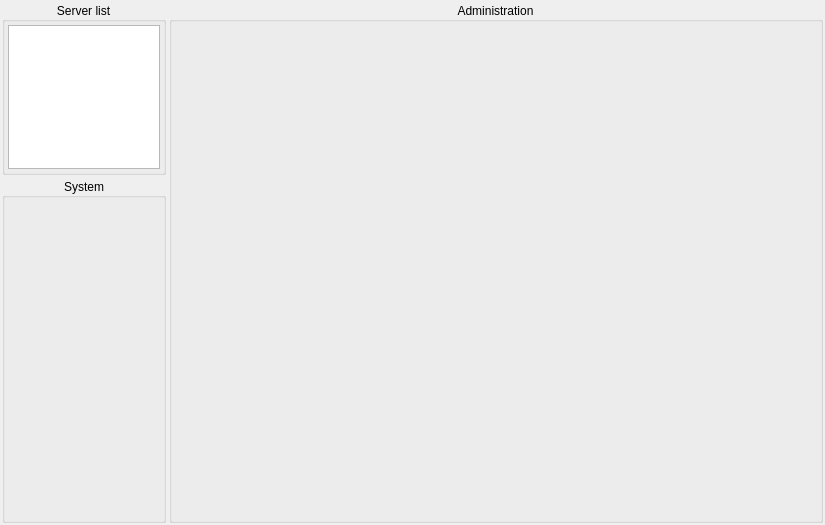
The window that Apps/ManagePanel/src/gui/servermanagementform.ui (VinTRiZz/RemoteObjectDetector) describes before a commit, drawn with Qt 5.
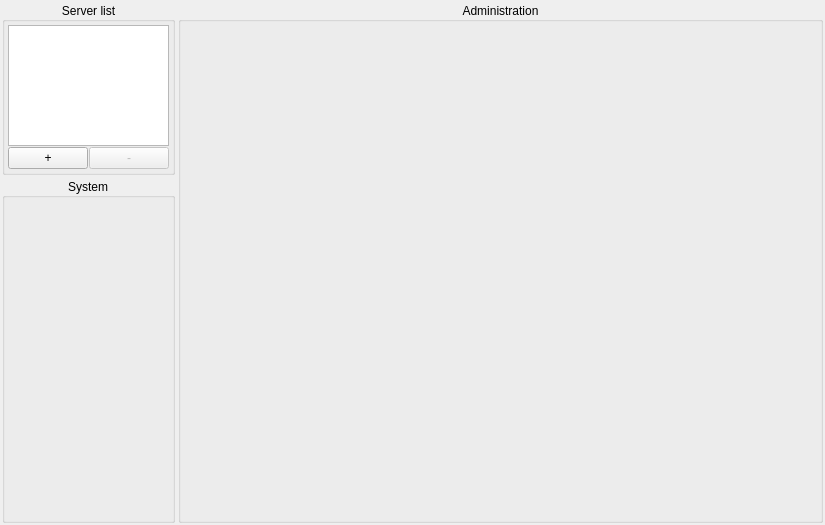
The same window after the commit. Custom widgets are drawn as their Qt base class.

What changed in the file:
```diff
--- a/Apps/ManagePanel/src/gui/servermanagementform.ui
+++ b/Apps/ManagePanel/src/gui/servermanagementform.ui
@@ -40,6 +40,9 @@
         <set>Qt::AlignCenter</set>
        </property>
        <layout class="QVBoxLayout" name="verticalLayout_6">
+        <property name="spacing">
+         <number>1</number>
+        </property>
         <property name="leftMargin">
          <number>3</number>
         </property>
@@ -55,6 +58,27 @@
         <item>
          <widget class="QListView" name="listViewServers"/>
         </item>
+        <item>
+         <layout class="QHBoxLayout" name="horizontalLayout_2">
+          <item>
+           <widget class="QPushButton" name="pushButtonAddServer">
+            <property name="text">
+             <string>+</string>
+            </property>
+           </widget>
+          </item>
+          <item>
+           <widget class="QPushButton" name="pushButtonRemoveServer">
+            <property name="enabled">
+             <bool>false</bool>
+            </property>
+            <property name="text">
+             <string>-</string>
+            </property>
+           </widget>
+          </item>
+         </layout>
+        </item>
        </layout>
       </widget>
      </item>
```
